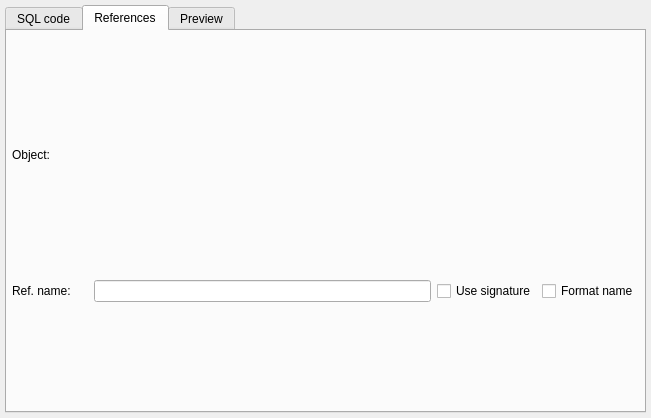
This is libs/libgui/ui/dbobjects/genericsqlwidget.ui in pgmodeler/pgmodeler as Qt 5 draws it before an edit. The edited form follows.
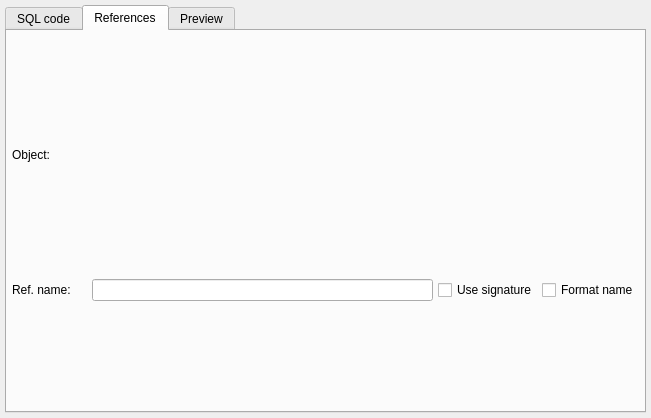
This is the edited form. The open tabs and pages were chosen to show the change.

Commit message: Adjusted the layout spacing/margins in ui/dbobjects/*

Diff of the .ui file:
```diff
--- a/libs/libgui/ui/dbobjects/genericsqlwidget.ui
+++ b/libs/libgui/ui/dbobjects/genericsqlwidget.ui
@@ -26,6 +26,9 @@
    <property name="bottomMargin">
     <number>5</number>
    </property>
+   <property name="spacing">
+    <number>5</number>
+   </property>
    <item row="0" column="0">
     <widget class="QTabWidget" name="attribs_tbw">
      <property name="currentIndex">
@@ -53,8 +56,14 @@
        <property name="bottomMargin">
         <number>5</number>
        </property>
+       <property name="spacing">
+        <number>5</number>
+       </property>
        <item row="0" column="0">
         <layout class="QHBoxLayout" name="horizontalLayout_2">
+         <property name="spacing">
+          <number>5</number>
+         </property>
          <item>
           <widget class="QLabel" name="object_lbl">
            <property name="text">
@@ -110,6 +119,9 @@
        </item>
        <item row="1" column="1">
         <layout class="QHBoxLayout" name="horizontalLayout">
+         <property name="spacing">
+          <number>5</number>
+         </property>
          <item>
           <widget class="QLineEdit" name="ref_name_edt">
            <property name="toolTip">
```
The commit also changes 53 other files.
